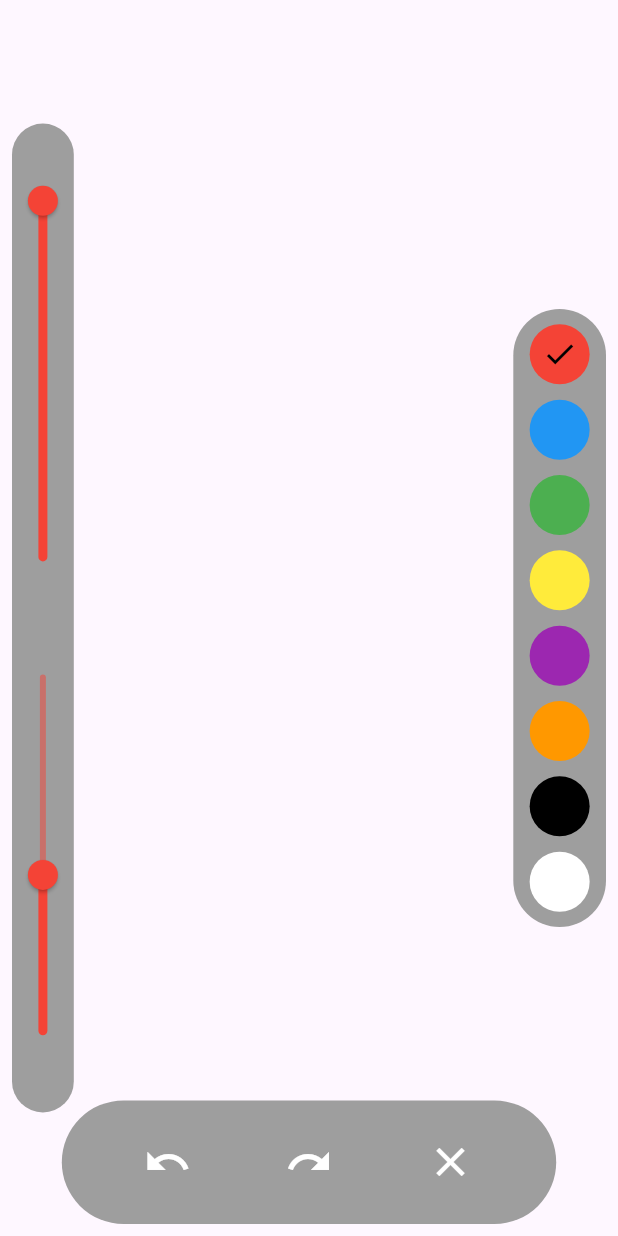
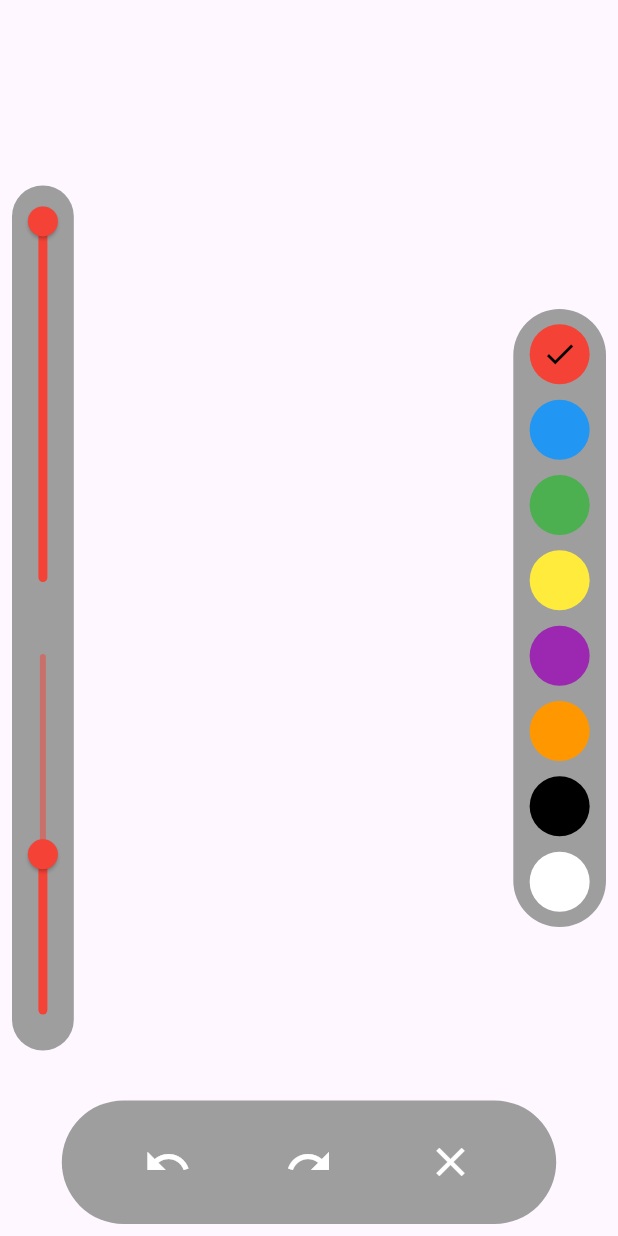
Before and after one commit to MananGandhi1810/Drawing-app, a Flutter app: the screen it shows after launch, on a phone screen of 412 x 824 dp. Run offline on Flutter 3.47's test engine with Material 2 defaults, Android fonts, the phone set to English and light mode, and no system bars; our stand-ins replace firebase_core; accounts and stored records are empty.

Commit message:
Updated Readme.md

```diff
--- a/lib/presentation/home_page.dart
+++ b/lib/presentation/home_page.dart
@@ -185,13 +185,14 @@ class _HomePageState extends State<HomePage> {
                     color: Colors.grey,
                   ),
                   width: MediaQuery.of(context).size.width * 0.1,
-                  height: MediaQuery.of(context).size.height * 0.8,
                   child: Column(
                     mainAxisAlignment: MainAxisAlignment.spaceEvenly,
+                    mainAxisSize: MainAxisSize.min,
+                    crossAxisAlignment: CrossAxisAlignment.center,
                     children: [
                       RotatedBox(
                         quarterTurns: 3,
-                        child: Container(
+                        child: SizedBox(
                           width: MediaQuery.of(context).size.width * 0.7,
                           child: Slider(
                             label: "Opacity: ${selectedColor.opacity}",
@@ -211,7 +212,7 @@ class _HomePageState extends State<HomePage> {
                       ),
                       RotatedBox(
                         quarterTurns: 3,
-                        child: Container(
+                        child: SizedBox(
                           width: MediaQuery.of(context).size.width * 0.7,
                           child: Slider(
                             label: "Stroke Width: $selectedStrokeWidth",
```
Also changed, not shown: 1 other file.
